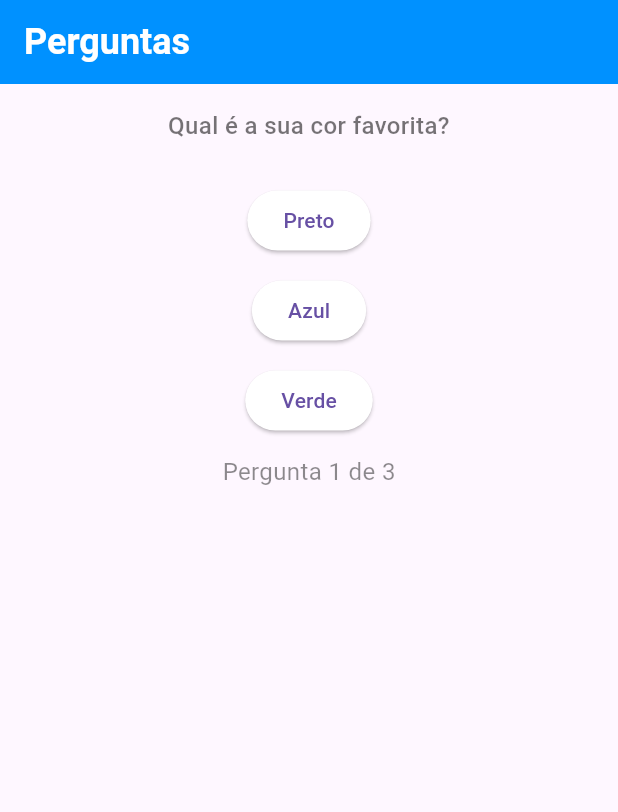
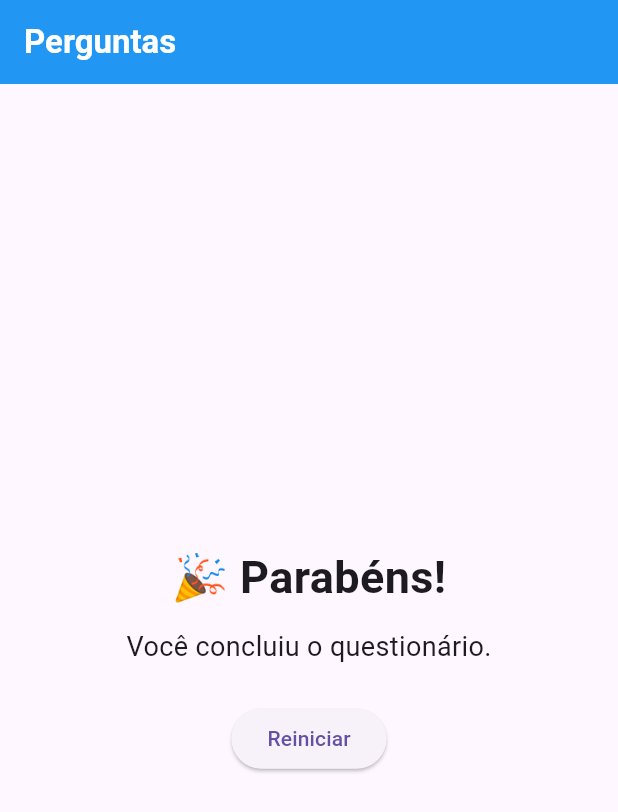
Before and after one commit to CleberJr9/app_questions_flutter, a Flutter app: the screen it shows after launch, after a tap on "Preto", after a tap on "Gato", after a tap on "Leo", on a phone screen of 412 x 824 dp. Shown: the top 812 px of the screen. Run offline on Flutter 3.47's test engine with Material 3 defaults, Android fonts, the phone set to English and light mode, and no system bars.

Commit message:
adicionando widget de parabens ao finalizar questionario

```diff
--- a/lib/main.dart
+++ b/lib/main.dart
@@ -1,40 +1,16 @@
-import 'package:app_questions/response.dart';
 import 'package:flutter/material.dart';
 import './question.dart';
+import './response.dart';
 
-main() => runApp(PerguntaApp());
+void main() => runApp(PerguntaApp());
+
+class PerguntaApp extends StatefulWidget {
+  @override
+  PerguntaState createState() => PerguntaState();
+}
 
 class PerguntaState extends State<PerguntaApp> {
-  var perguntaSelecionada = 0;
-  void funcaoResponder(String resposta) {
-    if (perguntaSelecionada < perguntasRespostas.length - 1) {
-      setState(() {
-        perguntaSelecionada++;
-      });
-    } else {
-      setState(() {
-        perguntaSelecionada = 0;
-      });
-    }
-    print("Resposta selecionada: $resposta");
-  }
-
-  final List<String> perguntas = [
-    "Qual é a sua cor favorita?",
-    "Qual é o seu animal favorito?",
-    "Qual é o seu instrutor favorito?",
-  ];
-  final List<String> respostas = [
-    "Preto",
-    "Azul",
-    "Verde",
-    "Cachorro",
-    "Gato",
-    "Coelho",
-    "Maria",
-    "João",
-    "Leo",
-  ];
+  int perguntaSelecionada = 0;
 
   final List<Map<String, dynamic>> perguntasRespostas = [
     {
@@ -51,36 +27,82 @@ class PerguntaState extends State<PerguntaApp> {
     },
   ];
 
+  void funcaoResponder(String resposta) {
+    setState(() {
+      perguntaSelecionada++;
+    });
+
+    print("Resposta selecionada: $resposta");
+  }
+
+  void reiniciarQuestionario() {
+    setState(() {
+      perguntaSelecionada = 0;
+    });
+  }
+
   @override
   Widget build(BuildContext context) {
+    final bool finalizou = perguntaSelecionada >= perguntasRespostas.length;
+
     return MaterialApp(
       debugShowCheckedModeBanner: false,
       home: Scaffold(
         appBar: AppBar(
-          title: Text(
+          title: const Text(
             "Perguntas",
+            style: TextStyle(color: Colors.white, fontWeight: FontWeight.bold),
+          ),
+          backgroundColor: Colors.blue,
+        ),
+        body: Center(
+          child: finalizou
+              ? Column(
+                  mainAxisAlignment: MainAxisAlignment.center,
+                  children: [
+                    const Text(
+                      "🎉 Parabéns!",
                       style: TextStyle(
-              fontSize: 24,
-              color: Colors.white,
+                        fontSize: 30,
                         fontWeight: FontWeight.bold,
                       ),
                     ),
-          backgroundColor: const Color.fromARGB(255, 0, 145, 255),
+                    const SizedBox(height: 12),
+                    const Text(
+                      "Você concluiu o questionário.",
+                      style: TextStyle(fontSize: 18),
                     ),
-        body: Center(
-          child: Column(
-            spacing: 12,
-            children: <Widget>[
-              Question(perguntasRespostas[perguntaSelecionada]["pergunta"]),
+                    const SizedBox(height: 24),
+                    ElevatedButton(
+                      onPressed: reiniciarQuestionario,
+                      child: const Text("Reiniciar"),
+                    ),
+                  ],
+                )
+              : Column(
+                  mainAxisAlignment: MainAxisAlignment.center,
+                  children: [
+                    Question(
+                      perguntasRespostas[perguntaSelecionada]["pergunta"],
+                    ),
+
+                    const SizedBox(height: 16),
+
                     for (String resposta
                         in perguntasRespostas[perguntaSelecionada]["resposta"])
                       ResponseQuestion(
                         text: resposta,
                         onPressed: () => funcaoResponder(resposta),
                       ),
+
+                    const SizedBox(height: 16),
+
                     Text(
                       "Pergunta ${perguntaSelecionada + 1} de ${perguntasRespostas.length}",
-                style: TextStyle(fontSize: 16, color: Colors.black45),
+                      style: const TextStyle(
+                        fontSize: 16,
+                        color: Colors.black45,
+                      ),
                     ),
                   ],
                 ),
@@ -89,9 +111,3 @@ class PerguntaState extends State<PerguntaApp> {
     );
   }
 }
-
-class PerguntaApp extends StatefulWidget {
-  PerguntaState createState() {
-    return PerguntaState();
-  }
-}
```
Also changed, not shown: lib/results.dart (added, +44 -0 lines). Lines whose indentation alone changed are shown as unchanged.
